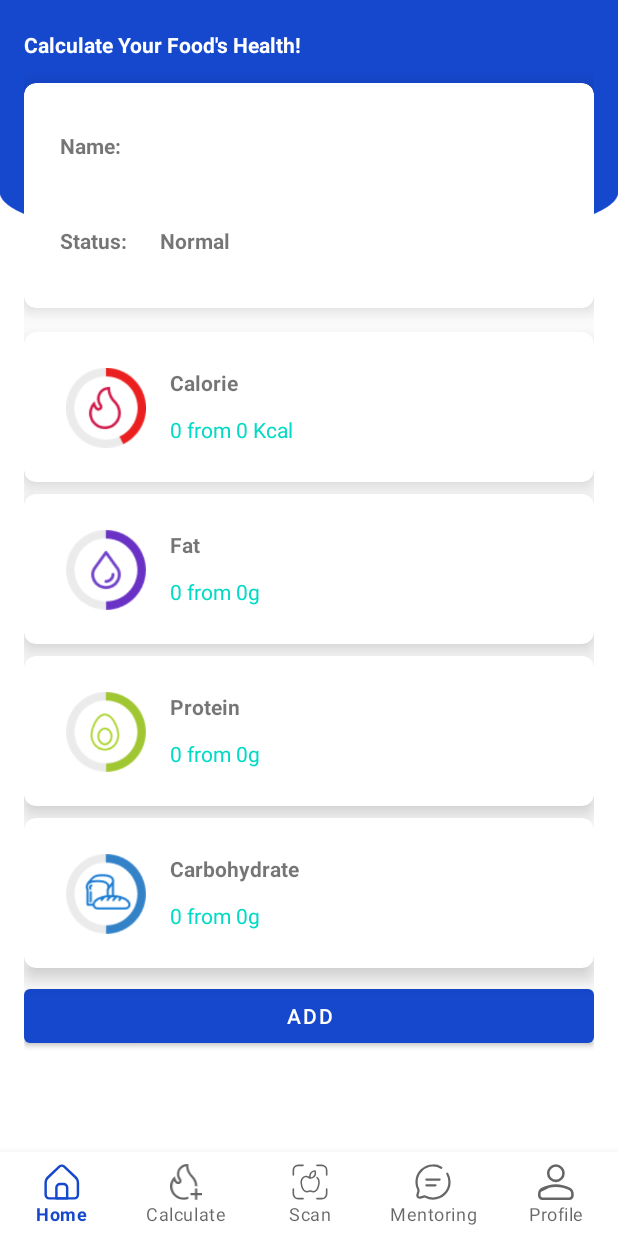
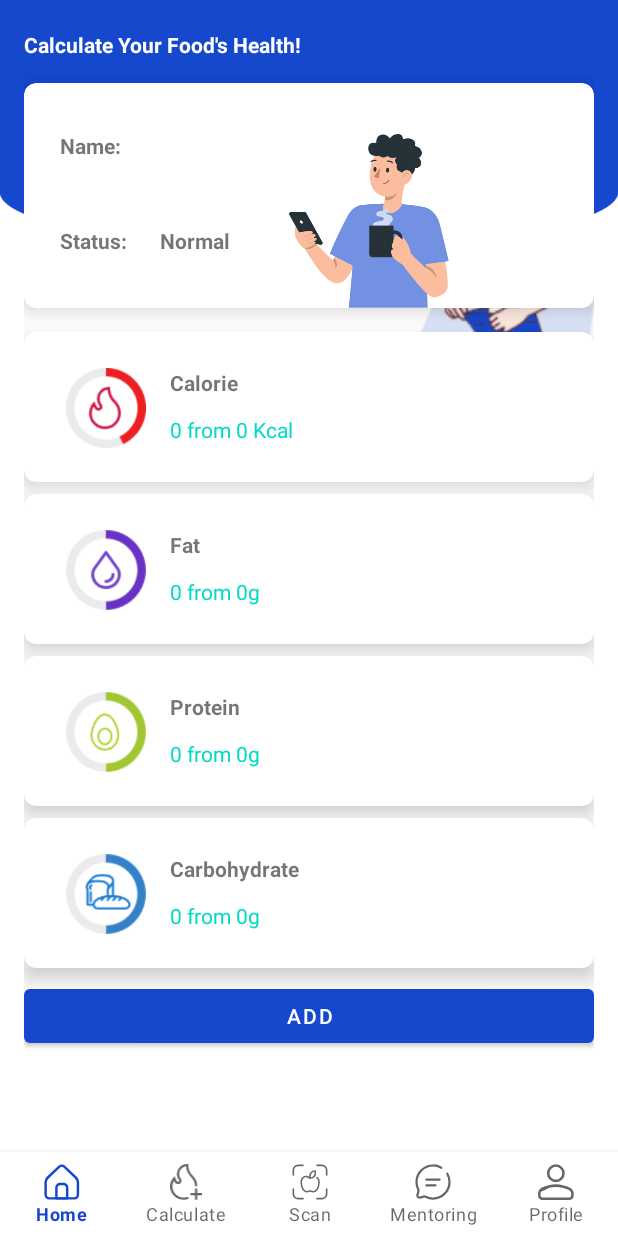
Before and after one commit to Obesifix-Bangkit-2023/Mobile_Development, an Android app: the fragment CalculateFragment placed in its activity, on a phone screen of 412 x 824 dp. Run offline under Robolectric (Android 15) with nearby library versions, the phone set to English and light mode, and no system bars; our stand-ins replace Dagger/Hilt's generated code, Firebase (no records; nobody signed in at launch, a user with empty details on screens opened directly), navigation-ui; pictures from the network do not load.

Commit message:
adding character on home and calculate fragment

```diff
--- a/app/src/main/res/layout/fragment_calculate.xml
+++ b/app/src/main/res/layout/fragment_calculate.xml
@@ -109,6 +109,18 @@
                         android:layout_height="wrap_content"
                         android:orientation="vertical"
                         app:layout_constraintGuide_begin="91dp" />
+
+                    <ImageView
+                        android:id="@+id/img_char"
+                        android:layout_width="300dp"
+                        android:layout_height="116dp"
+                        app:layout_constraintBottom_toBottomOf="parent"
+                        app:layout_constraintEnd_toEndOf="parent"
+                        app:layout_constraintHorizontal_bias="1.0"
+                        app:layout_constraintStart_toStartOf="parent"
+                        app:layout_constraintTop_toTopOf="parent"
+                        app:layout_constraintVertical_bias="1.0"
+                        app:srcCompat="@drawable/calculate_img" />
 
 
                 </androidx.constraintlayout.widget.ConstraintLayout>
--- a/app/src/main/res/layout/fragment_home.xml
+++ b/app/src/main/res/layout/fragment_home.xml
@@ -61,7 +61,7 @@
 
                 <TextView
                     android:id="@+id/tv_motivation"
-                    android:layout_width="wrap_content"
+                    android:layout_width="183dp"
                     android:layout_height="wrap_content"
                     android:layout_gravity="center"
                     android:fontFamily="@font/poppinsmedium"
@@ -77,6 +77,13 @@
                     android:visibility="gone"
                     android:layout_gravity="center"
                     tools:visibility="visible" />
+
+                <ImageView
+                    android:id="@+id/img_char"
+                    android:layout_width="130dp"
+                    android:layout_height="194dp"
+                    android:layout_gravity="end"
+                    app:srcCompat="@drawable/home_char" />
 
             </androidx.cardview.widget.CardView>
 
```
Also changed, not shown: app/src/main/res/drawable/home_char.png (added).
